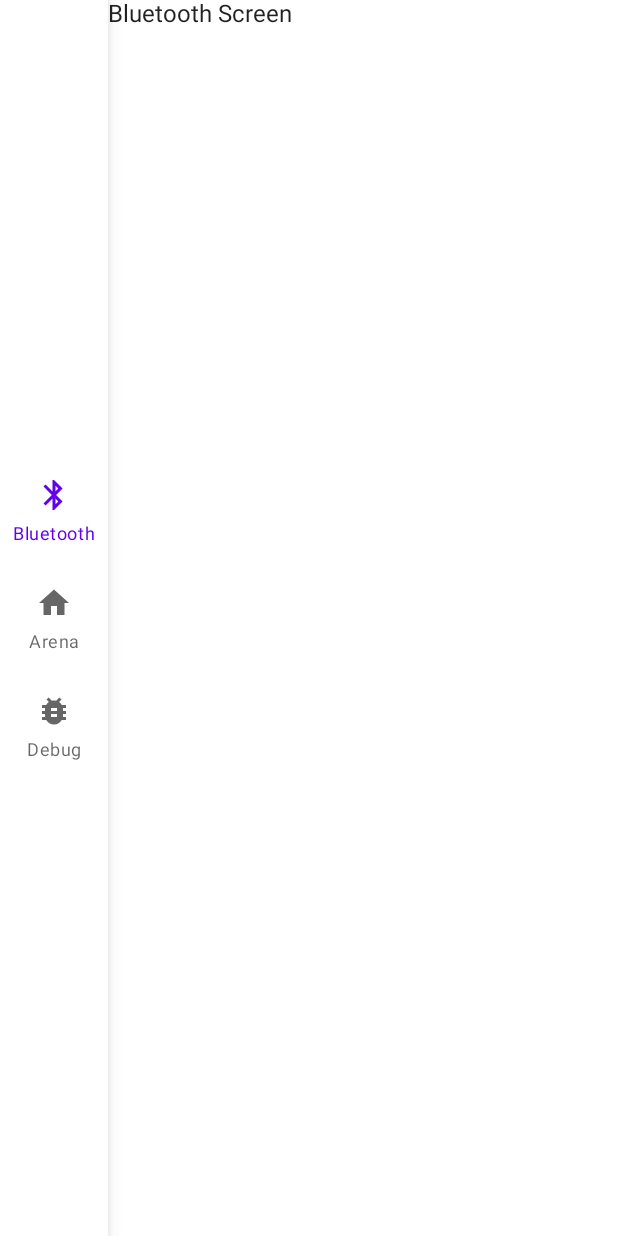
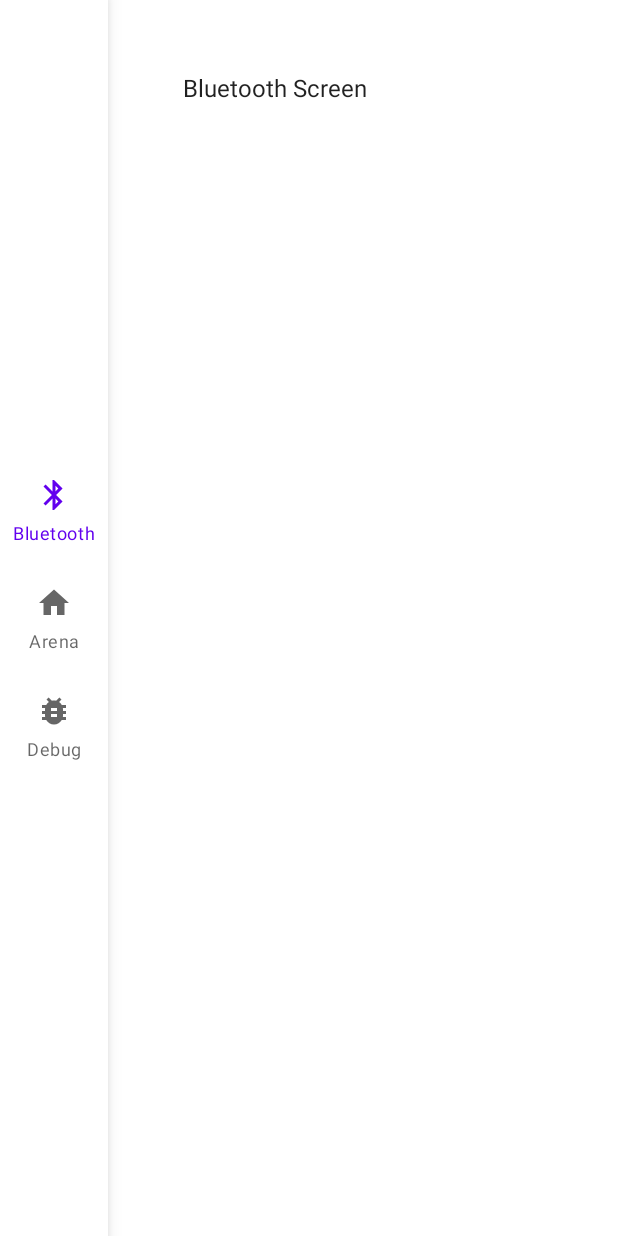
Before and after one commit to NTU-MDP-Group-15/MDP, an Android app built with Jetpack Compose: the screen it shows after launch (MainActivity), on a phone screen of 412 x 824 dp. Run offline under Robolectric (Android 15) with nearby library versions, the phone set to English and light mode, and no system bars.

Commit message:
Added 50dp Padding to all Screens

```diff
--- a/Android/Code/app/src/main/java/com/example/code/MainActivity.kt
+++ b/Android/Code/app/src/main/java/com/example/code/MainActivity.kt
@@ -13,8 +13,9 @@ import androidx.compose.ui.tooling.preview.Preview
 import com.example.code.ui.theme.CodeTheme
 import androidx.navigation.compose.rememberNavController
 import androidx.compose.foundation.layout.Row
+import androidx.compose.foundation.layout.padding
 import androidx.compose.material.*
-import androidx.compose.ui.Alignment
+import androidx.compose.ui.unit.dp
 import androidx.navigation.compose.NavHost
 import androidx.navigation.compose.composable
 import com.example.code.ui.navigation.NavRailItems
@@ -45,7 +46,11 @@ class MainActivity : ComponentActivity() {
                         // Nav Rail
                         NavRailItems(navController, items)
                         // Screens
-                        NavHost(navController = navController, startDestination = "Bluetooth") {
+                        NavHost(
+                            navController = navController,
+                            startDestination = "Bluetooth",
+                            modifier = Modifier.padding(50.dp)
+                        ) {
                             composable(route = "Bluetooth") { BluetoothScreen() }
                             composable(route = "Arena") { ArenaScreen() }
                             composable(route = "Debug") { DebugScreen() }
```
